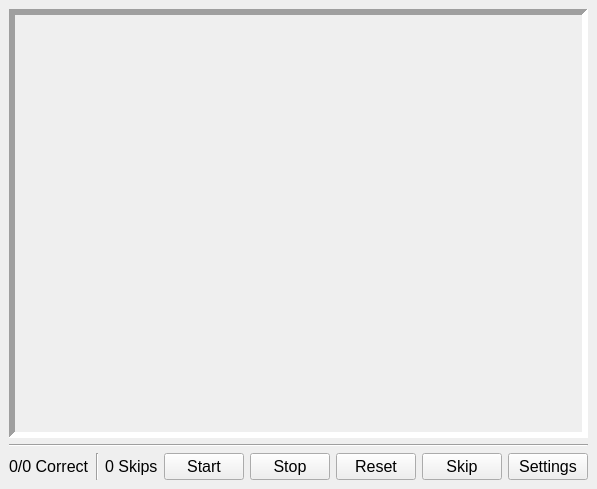
The window that ui/designer/main.ui (DoubleF3lix/Piano-Trainer) describes before a commit, drawn with Qt 5.
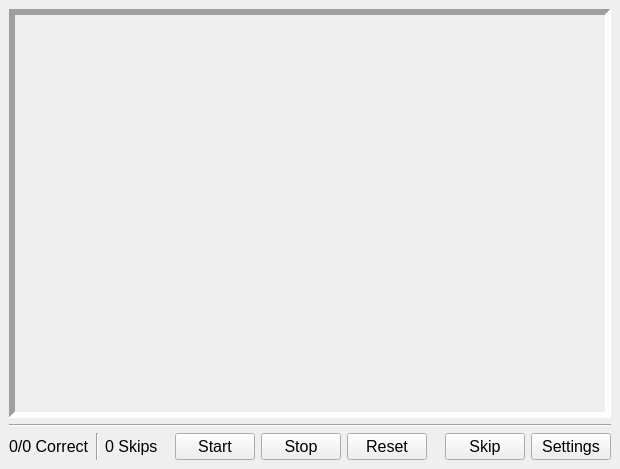
The same window after the commit.

Commit message: Fix wrong ext in ui compile script, added names to main window elements

Diff of the .ui file:
```diff
--- a/ui/designer/main.ui
+++ b/ui/designer/main.ui
@@ -6,8 +6,8 @@
    <rect>
     <x>0</x>
     <y>0</y>
-    <width>597</width>
-    <height>489</height>
+    <width>620</width>
+    <height>469</height>
    </rect>
   </property>
   <property name="windowTitle">
@@ -21,16 +21,10 @@
        <widget class="QLabel" name="image_container">
         <property name="minimumSize">
          <size>
-          <width>400</width>
+          <width>600</width>
           <height>400</height>
          </size>
         </property>
-        <property name="maximumSize">
-         <size>
-          <width>16777215</width>
-          <height>16777215</height>
-         </size>
-        </property>
         <property name="frameShape">
          <enum>QFrame::Panel</enum>
         </property>
```
Left out of the diff: 10 changed lines with no effect on the pictures. The commit also changes 2 other files.
